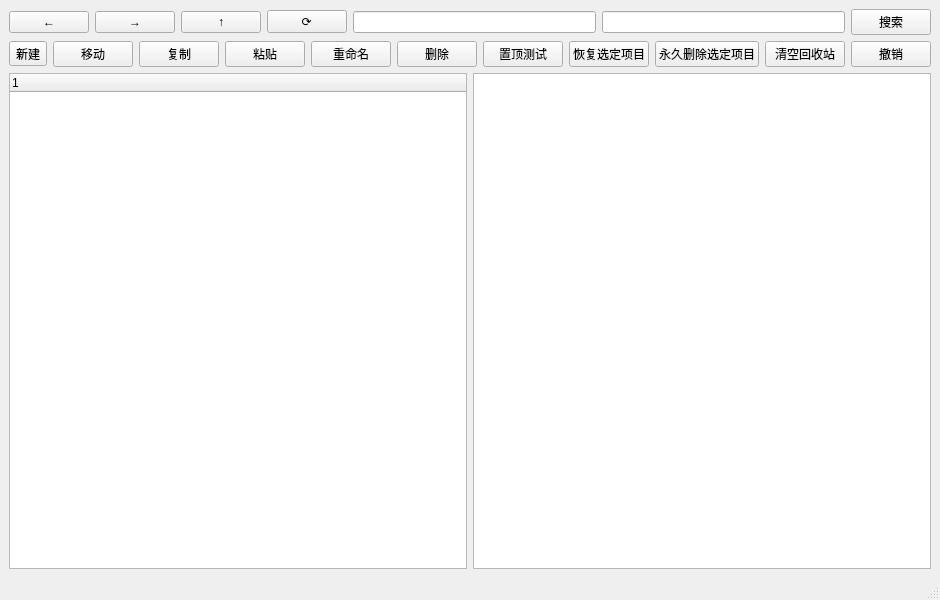
Before: the Qt Designer form mainwindow.ui in enenene1223/FileManager, drawn with Qt 5.
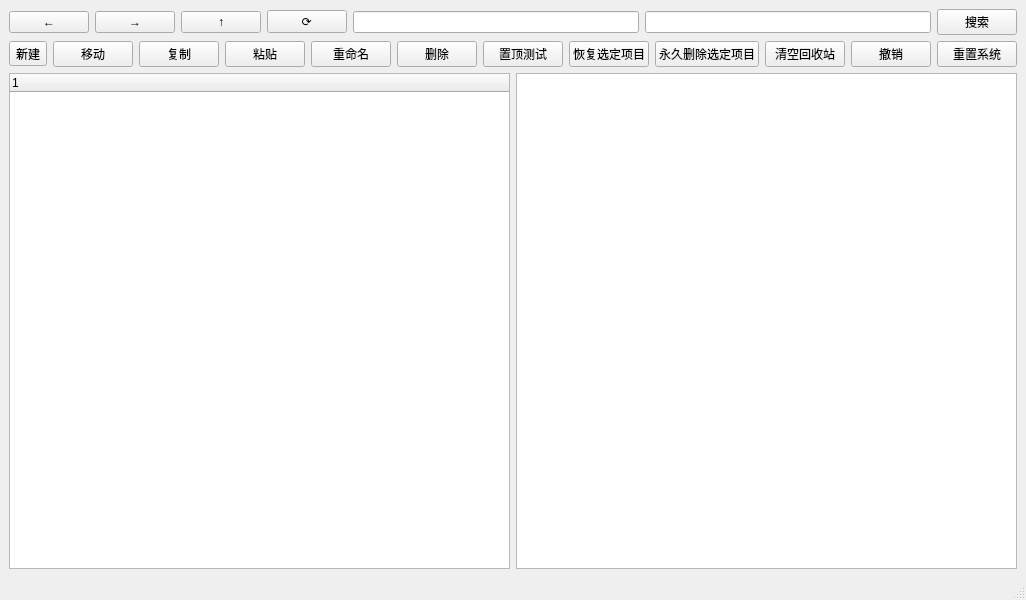
After: the same form once the commit is applied.

Commit message: feat:完成持久化补全，回收站持久化，撤销，重置，以及剪贴板悬空指针清理

Diff of the .ui file:
```diff
--- a/mainwindow.ui
+++ b/mainwindow.ui
@@ -145,6 +145,13 @@
         </property>
        </widget>
       </item>
+      <item>
+       <widget class="QPushButton" name="btn_reset">
+        <property name="text">
+         <string>重置系统</string>
+        </property>
+       </widget>
+      </item>
      </layout>
     </item>
     <item>
```
Left out of the diff: 2 changed lines with no effect on the pictures. The commit also changes 3 other files.
